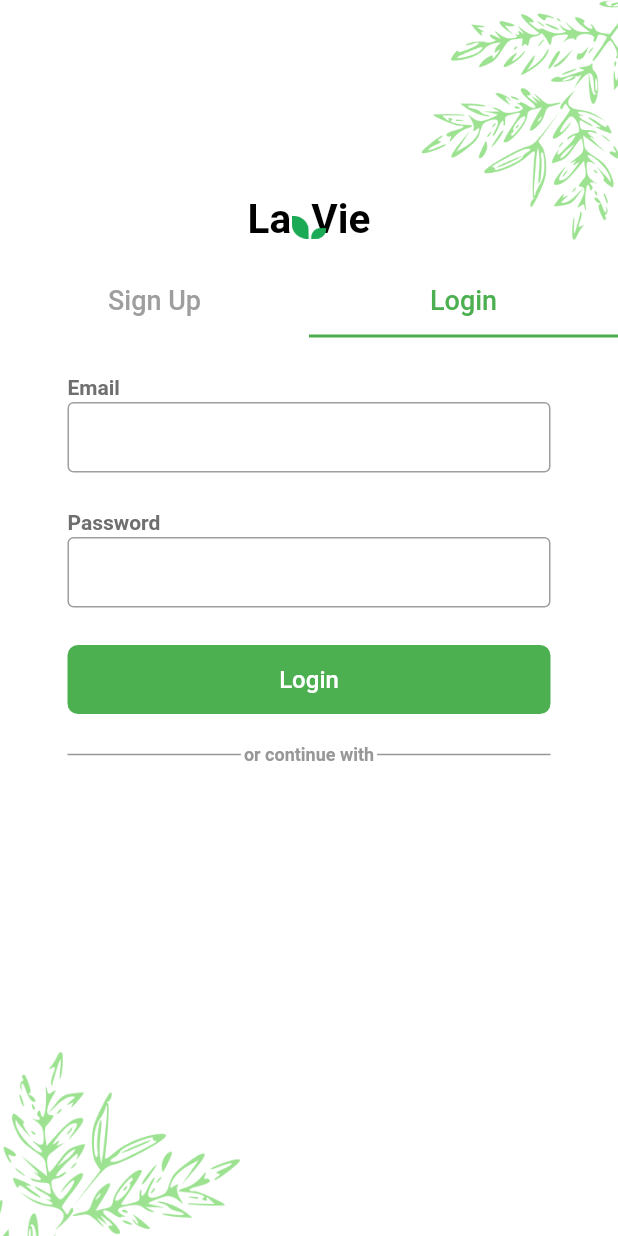
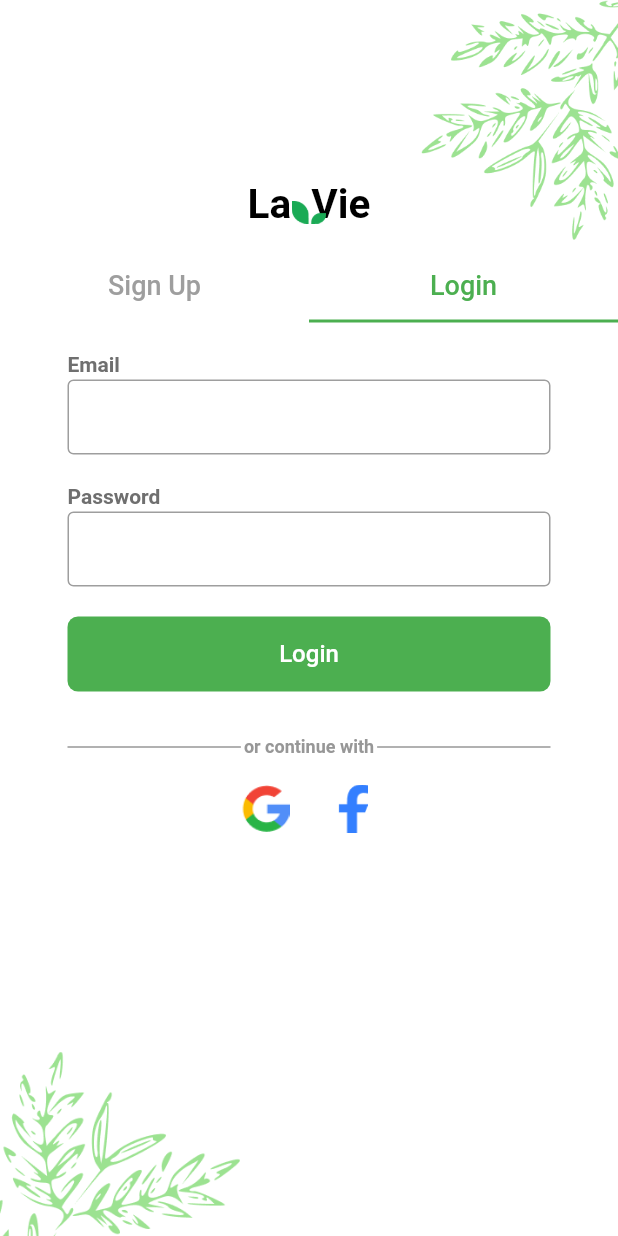
Before and after one commit to fayruozAtef/ODC-LaVie, a Flutter app: the screen it shows after launch, on a phone screen of 412 x 824 dp. Run offline on Flutter 3.47's test engine with Material 2 defaults, Android fonts, the phone set to English and light mode, and no system bars; our stand-ins replace animated_splash_screen, bloc, dio, flutter_bloc, google_fonts, hexcolor and 2 more; Roboto replaces fonts that are missing (Meddon).

Commit message:
sign up complete design

```diff
--- a/lib/layout/login_layout/login_layout.dart
+++ b/lib/layout/login_layout/login_layout.dart
@@ -21,25 +21,9 @@ class LoginLayout extends StatelessWidget {
             body: Container(
               height: MediaQuery.of(context).size.height,
               child: Stack(
-                alignment: Alignment.bottomLeft,
                 children: [
-                  Stack(
-                    children: [
-                      Container(
-                        width: double.infinity,
-                        height: 160.0,
-                        child: Stack(
-                          alignment: Alignment.topRight,
-                          children: [
-                            Image(
-                              image: AssetImage('assets/images/img_1.png'),
-                              height: 160.0,
-                            ),
-                          ],
-                        ),
-                      ),
                   Padding(
-                        padding: const EdgeInsets.only(top:130.0),
+                    padding: const EdgeInsets.only(top:120.0),
                     child: Center(
                       child: Column(
                         children: [
@@ -90,7 +74,7 @@ class LoginLayout extends StatelessWidget {
                                     Container(
                                       child: LoginCubit.get(context).screens[LoginCubit.get(context).currentIndex],
                                     ),
-                                        const SizedBox(height: 20.0,),
+                                    const SizedBox(height: 30.0,),
                                     Padding(
                                       padding: const EdgeInsets.symmetric(horizontal: 45),
                                       child: Row(
@@ -104,6 +88,28 @@ class LoginLayout extends StatelessWidget {
                                         ],
                                       ),
                                     ),
+                                    const SizedBox(height: 10.0,),
+                                    Row(
+                                      mainAxisAlignment: MainAxisAlignment.center,
+                                      children: [
+                                        IconButton(
+                                          icon: Image(image: AssetImage('assets/images/google.png'),fit: BoxFit.fill,),
+                                          iconSize: 25,
+                                          onPressed: () {
+
+                                          },
+                                        ),
+                                        const SizedBox(width: 10.0,),
+                                        IconButton(
+                                          icon: Image(image: AssetImage('assets/images/facebook.png'),),
+                                          iconSize: 25,
+                                          onPressed: () {
+
+                                          },
+                                        ),
+
+                                      ],
+                                    )
                                   ],
                                 ),
                               ),
@@ -114,8 +120,22 @@ class LoginLayout extends StatelessWidget {
                       ),
                     ),
                   ),
+                  Column(
+                    children: [
+                      Container(
+                        width: double.infinity,
+                        height: 160.0,
+                        child: Stack(
+                          alignment: Alignment.topRight,
+                          children: [
+                            Image(
+                              image: AssetImage('assets/images/img_1.png'),
+                              height: 160.0,
+                            ),
                           ],
                         ),
+                      ),
+                      Spacer(),
                       Container(
                         width: double.infinity,
                         child: Stack(
@@ -130,6 +150,8 @@ class LoginLayout extends StatelessWidget {
                       ),
                     ],
                   ),
+                ],
+              ),
             ),
           );
         },
--- a/lib/shared/component/components.dart
+++ b/lib/shared/component/components.dart
@@ -41,7 +41,7 @@ Widget defaultTextFormField({
   IconData? sufixIcon,
   VoidCallback? suffixWork,
 })=>SizedBox(
-  height: 47.0,
+  height: 50.0,
   child: TextFormField(
     controller: controler,
     keyboardType: input,
@@ -49,6 +49,7 @@ Widget defaultTextFormField({
     onFieldSubmitted: onSubmitted,
     onChanged: onChange,
     validator: validate,
+    style: TextStyle(height: 1.0),
     decoration: InputDecoration(
       labelText: lable,
       border: OutlineInputBorder(),
@@ -59,7 +60,7 @@ Widget defaultTextFormField({
 Widget defaultButton({
   required VoidCallback  function,
   double width=double.infinity,
-  double height=46.0,
+  double height=50.0,
   double textSize=16.0,
   Color color=defaultColor,
   required String text,
@@ -86,6 +87,4 @@ Widget defaultButton({
   ),
 );
 
-Widget mySpace()=>const SizedBox(height: 25.0,);
-
-Widget myLine()=>Container(height: 2.0,color: Colors.grey[300],);
+Widget mySpace()=>const SizedBox(height: 20.0,);
```
Also changed, not shown: lib/module/sign_up/sign_up_screen.dart (+20 -1 lines), assets/images/facebook.png (added), assets/images/google.png (added), assets/images/img_3.png (added). Lines whose indentation alone changed are shown as unchanged.
